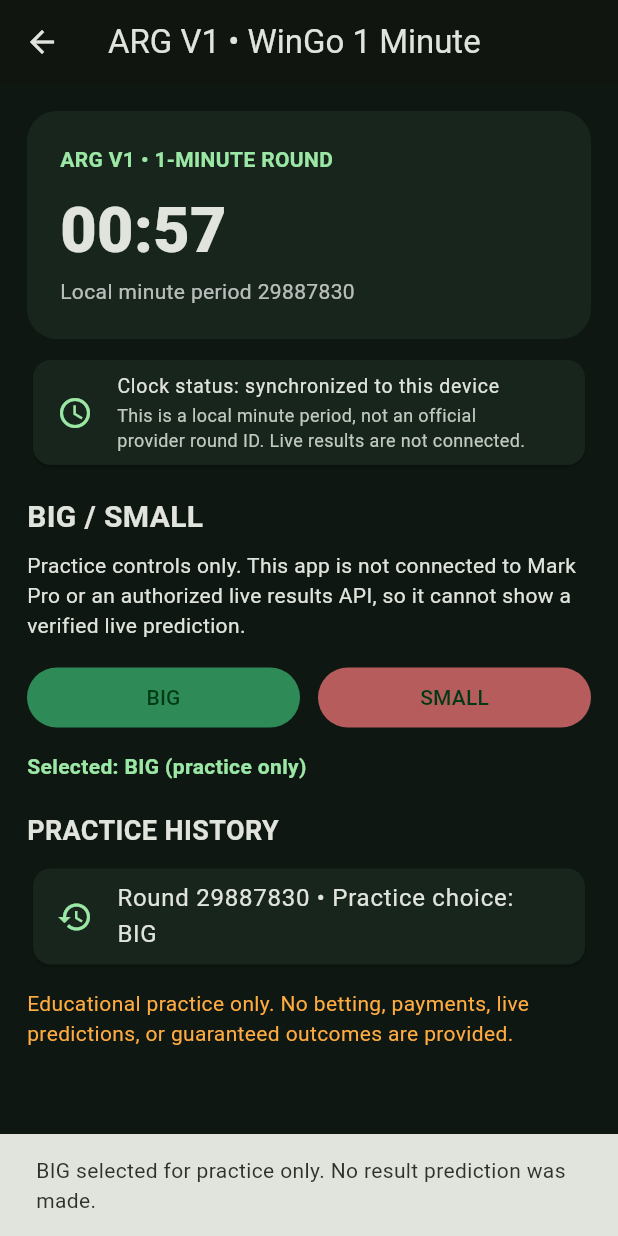
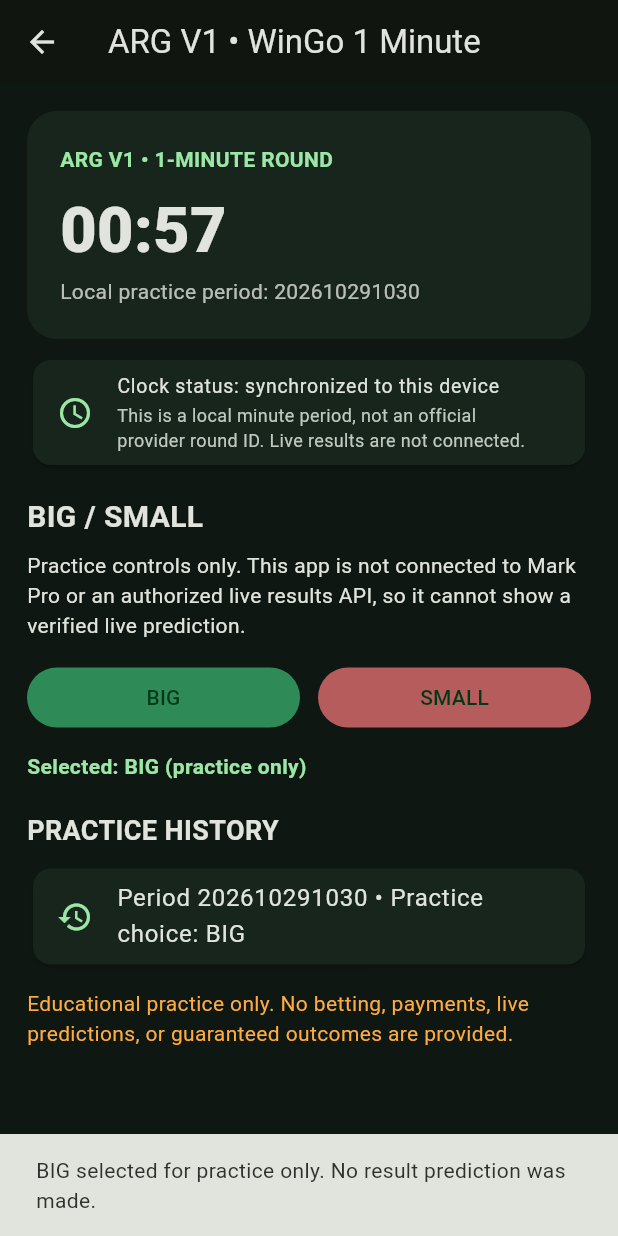
Before and after one commit to shubhamkatara91-ship-it/TRADE-AR-MONKEY-, a Flutter app: the ArgV1Page screen opened directly, after a tap on "BIG", on a phone screen of 412 x 824 dp. Run offline on Flutter 3.47's test engine with Material 3 defaults, Android fonts, the phone set to English and light mode, and no system bars; our stand-ins replace share_plus, supabase_flutter; accounts and stored records are empty.

Commit message:
Format ARG V1 local practice period as readable timestamp

```diff
--- a/lib/main.dart
+++ b/lib/main.dart
@@ -244,10 +244,12 @@ class ArgV1Page extends StatefulWidget {
 }
 class _ArgV1PageState extends State<ArgV1Page> {
   int remaining=60-DateTime.now().second;
-  int round=DateTime.now().millisecondsSinceEpoch~/60000;
+  String round=_localPeriodId(DateTime.now());
   String? selected;
   final List<String> practiceHistory=[];
   Timer? ticker;
+  static String _localPeriodId(DateTime time) =>
+      '${time.year.toString().padLeft(4,'0')}${time.month.toString().padLeft(2,'0')}${time.day.toString().padLeft(2,'0')}${time.hour.toString().padLeft(2,'0')}${time.minute.toString().padLeft(2,'0')}';
   @override void initState(){
     super.initState();
     _syncRoundClock();
@@ -258,7 +260,7 @@ class _ArgV1PageState extends State<ArgV1Page> {
   }
   void _syncRoundClock(){
     final now=DateTime.now();
-    final currentRound=now.millisecondsSinceEpoch~/60000;
+    final currentRound=_localPeriodId(now);
     final nextRemaining=60-now.second;
     if(currentRound!=round){
       setState((){
@@ -273,7 +275,7 @@ class _ArgV1PageState extends State<ArgV1Page> {
   @override void dispose(){ticker?.cancel();super.dispose();}
   void choose(String value){
     setState(()=>selected=value);
-    practiceHistory.insert(0,'Round $round • Practice choice: $value');
+    practiceHistory.insert(0,'Period $round • Practice choice: $value');
     if(practiceHistory.length>10)practiceHistory.removeLast();
     ScaffoldMessenger.of(context).showSnackBar(SnackBar(content:Text('$value selected for practice only. No result prediction was made.')));
   }
@@ -283,7 +285,7 @@ class _ArgV1PageState extends State<ArgV1Page> {
       Container(padding:const EdgeInsets.all(22),decoration:BoxDecoration(color:panel,borderRadius:BorderRadius.circular(20)),child:Column(crossAxisAlignment:CrossAxisAlignment.start,children:[
         const Text('ARG V1 • 1-MINUTE ROUND',style:TextStyle(color:accent,fontWeight:FontWeight.bold)),
         const SizedBox(height:8),Text((remaining ~/ 60).toString().padLeft(2,'0') + ':' + (remaining % 60).toString().padLeft(2,'0'),style:const TextStyle(fontSize:42,fontWeight:FontWeight.w900)),
-        Text('Local minute period $round',style:const TextStyle(color:Colors.white70)),
+        Text('Local practice period: $round',style:const TextStyle(color:Colors.white70)),
       ])),
       const SizedBox(height:10),
       Card(color:panel,child:const ListTile(
```
